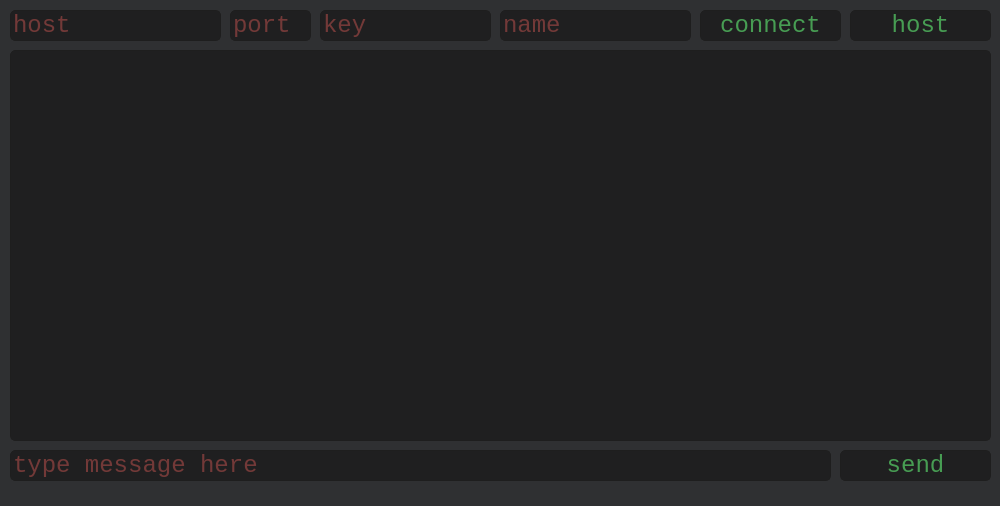
Above: frontend/messenger.ui from finallly/messanger before the change. Below: the same form after it.
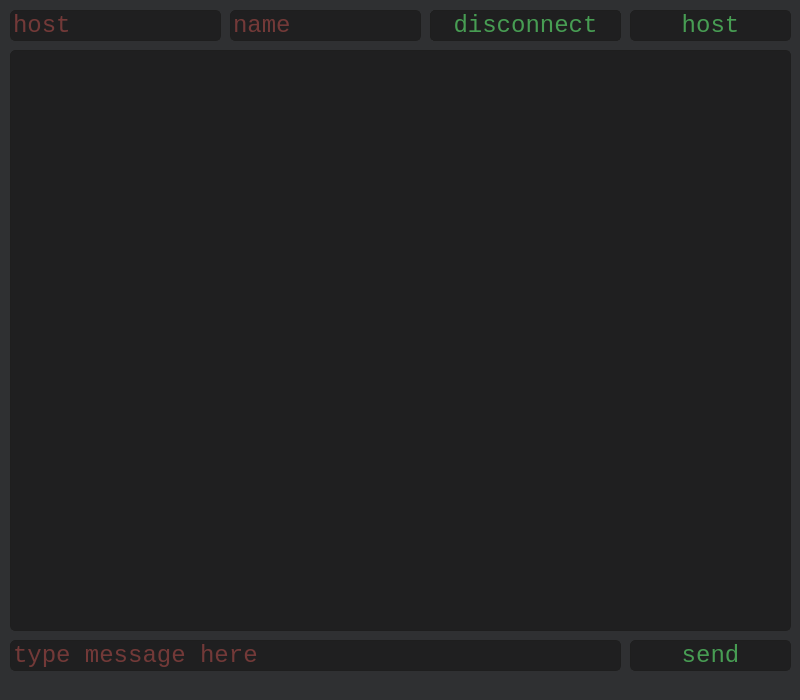
That is the form after the change.

Diff of the .ui file:
```diff
--- a/frontend/messenger.ui
+++ b/frontend/messenger.ui
@@ -6,20 +6,20 @@
    <rect>
     <x>0</x>
     <y>0</y>
-    <width>1000</width>
-    <height>506</height>
+    <width>800</width>
+    <height>700</height>
    </rect>
   </property>
   <property name="minimumSize">
    <size>
-    <width>1000</width>
-    <height>506</height>
+    <width>800</width>
+    <height>700</height>
    </size>
   </property>
   <property name="maximumSize">
    <size>
-    <width>1000</width>
-    <height>506</height>
+    <width>800</width>
+    <height>700</height>
    </size>
   </property>
   <property name="windowTitle">
@@ -34,8 +34,8 @@
      <rect>
       <x>10</x>
       <y>50</y>
-      <width>981</width>
-      <height>391</height>
+      <width>781</width>
+      <height>581</height>
      </rect>
     </property>
     <property name="palette">
@@ -252,9 +252,9 @@
    <widget class="QPushButton" name="button_host">
     <property name="geometry">
      <rect>
-      <x>850</x>
+      <x>630</x>
       <y>10</y>
-      <width>141</width>
+      <width>161</width>
       <height>31</height>
      </rect>
     </property>
@@ -515,233 +515,12 @@
      <bool>false</bool>
     </property>
    </widget>
-   <widget class="QLineEdit" name="port_field">
-    <property name="geometry">
-     <rect>
-      <x>230</x>
-      <y>10</y>
-      <width>81</width>
-      <height>31</height>
-     </rect>
-    </property>
-    <property name="palette">
-     <palette>
-      <active>
-       <colorrole role="WindowText">
-        <brush brushstyle="SolidPattern">
-         <color alpha="255">
-          <red>200</red>
-          <green>83</green>
-          <blue>79</blue>
-         </color>
-        </brush>
-       </colorrole>
-       <colorrole role="Button">
-        <brush brushstyle="SolidPattern">
-         <color alpha="255">
-          <red>31</red>
-          <green>31</green>
-          <blue>32</blue>
-         </color>
-        </brush>
-       </colorrole>
-       <colorrole role="Text">
-        <brush brushstyle="SolidPattern">
-         <color alpha="255">
-          <red>200</red>
-          <green>83</green>
-          <blue>79</blue>
-         </color>
-        </brush>
-       </colorrole>
-       <colorrole role="ButtonText">
-        <brush brushstyle="SolidPattern">
-         <color alpha="255">
-          <red>200</red>
-          <green>83</green>
-          <blue>79</blue>
-         </color>
-        </brush>
-       </colorrole>
-       <colorrole role="Base">
-        <brush brushstyle="SolidPattern">
-         <color alpha="255">
-          <red>31</red>
-          <green>31</green>
-          <blue>32</blue>
-         </color>
-        </brush>
-       </colorrole>
-       <colorrole role="Window">
-        <brush brushstyle="SolidPattern">
-         <color alpha="255">
-          <red>31</red>
-          <green>31</green>
-          <blue>32</blue>
-         </color>
-        </brush>
-       </colorrole>
-      </active>
-      <inactive>
-       <colorrole role="WindowText">
-        <brush brushstyle="SolidPattern">
-         <color alpha="255">
-          <red>200</red>
-          <green>83</green>
-          <blue>79</blue>
-         </color>
-        </brush>
-       </colorrole>
-       <colorrole role="Button">
-        <brush brushstyle="SolidPattern">
-         <color alpha="255">
-          <red>31</red>
-          <green>31</green>
-          <blue>32</blue>
-         </color>
-        </brush>
-       </colorrole>
-       <colorrole role="Text">
-        <brush brushstyle="SolidPattern">
-         <color alpha="255">
-          <red>200</red>
-          <green>83</green>
-          <blue>79</blue>
-         </color>
-        </brush>
-       </colorrole>
-       <colorrole role="ButtonText">
-        <brush brushstyle="SolidPattern">
-         <color alpha="255">
-          <red>200</red>
-          <green>83</green>
-          <blue>79</blue>
-         </color>
-        </brush>
-       </colorrole>
-       <colorrole role="Base">
-        <brush brushstyle="SolidPattern">
-         <color alpha="255">
-          <red>31</red>
-          <green>31</green>
-          <blue>32</blue>
-         </color>
-        </brush>
-       </colorrole>
-       <colorrole role="Window">
-        <brush brushstyle="SolidPattern">
-         <color alpha="255">
-          <red>31</red>
-          <green>31</green>
-          <blue>32</blue>
-         </color>
-        </brush>
-       </colorrole>
-      </inactive>
-      <disabled>
-       <colorrole role="WindowText">
-        <brush brushstyle="SolidPattern">
-         <color alpha="255">
-          <red>200</red>
-          <green>83</green>
-          <blue>79</blue>
-         </color>
-        </brush>
-       </colorrole>
-       <colorrole role="Button">
-        <brush brushstyle="SolidPattern">
-         <color alpha="255">
-          <red>31</red>
-          <green>31</green>
-          <blue>32</blue>
-         </color>
-        </brush>
-       </colorrole>
-       <colorrole role="Text">
-        <brush brushstyle="SolidPattern">
-         <color alpha="255">
-          <red>200</red>
-          <green>83</green>
-          <blue>79</blue>
-         </color>
-        </brush>
-       </colorrole>
-       <colorrole role="ButtonText">
-        <brush brushstyle="SolidPattern">
-         <color alpha="255">
-          <red>200</red>
-          <green>83</green>
-          <blue>79</blue>
-         </color>
-        </brush>
-       </colorrole>
-       <colorrole role="Base">
-        <brush brushstyle="SolidPattern">
-         <color alpha="255">
-          <red>31</red>
-          <green>31</green>
-          <blue>32</blue>
-         </color>
-        </brush>
-       </colorrole>
-       <colorrole role="Window">
-        <brush brushstyle="SolidPattern">
-         <color alpha="255">
-          <red>31</red>
-          <green>31</green>
-          <blue>32</blue>
-         </color>
-        </brush>
-       </colorrole>
-      </disabled>
-     </palette>
-    </property>
-    <property name="font">
-     <font>
-      <family>Consolas</family>
-      <pointsize>18</pointsize>
-     </font>
-    </property>
-    <property name="styleSheet">
-     <string notr="true">QLineEdit {
-  background-color: #1F1F20;
-  border-style: solid;
-  border: 1px solid #1e1e1e;
-  border-radius: 5;
-  padding: 1px 0px 1px 0px;
-  color: #c8534f;
-}
-
- QLineEdit:hover
-{
-    border: 2px solid #c8534f;
-    color: #c8534f;
-}
-
-QLineEdit[echoMode=&quot;2&quot;] {
-    lineedit-password-character: 9679;
-}
-</string>
-    </property>
-    <property name="maxLength">
-     <number>5</number>
-    </property>
-    <property name="echoMode">
-     <enum>QLineEdit::PasswordEchoOnEdit</enum>
-    </property>
-    <property name="placeholderText">
-     <string>port</string>
-    </property>
-    <property name="clearButtonEnabled">
-     <bool>false</bool>
-    </property>
-   </widget>
    <widget class="QPushButton" name="button_connect">
     <property name="geometry">
      <rect>
-      <x>700</x>
+      <x>430</x>
       <y>10</y>
-      <width>141</width>
+      <width>191</width>
       <height>31</height>
      </rect>
     </property>
@@ -781,230 +560,12 @@
      <bool>true</bool>
     </property>
    </widget>
-   <widget class="QLineEdit" name="key_field">
-    <property name="geometry">
-     <rect>
-      <x>320</x>
-      <y>10</y>
-      <width>171</width>
-      <height>31</height>
-     </rect>
-    </property>
-    <property name="palette">
-     <palette>
-      <active>
-       <colorrole role="WindowText">
-        <brush brushstyle="SolidPattern">
-         <color alpha="255">
-          <red>200</red>
-          <green>83</green>
-          <blue>79</blue>
-         </color>
-        </brush>
-       </colorrole>
-       <colorrole role="Button">
-        <brush brushstyle="SolidPattern">
-         <color alpha="255">
-          <red>31</red>
-          <green>31</green>
-          <blue>32</blue>
-         </color>
-        </brush>
-       </colorrole>
-       <colorrole role="Text">
-        <brush brushstyle="SolidPattern">
-         <color alpha="255">
-          <red>200</red>
-          <green>83</green>
-          <blue>79</blue>
-         </color>
-        </brush>
-       </colorrole>
-       <colorrole role="ButtonText">
-        <brush brushstyle="SolidPattern">
-         <color alpha="255">
-          <red>200</red>
-          <green>83</green>
-          <blue>79</blue>
-         </color>
-        </brush>
-       </colorrole>
-       <colorrole role="Base">
-        <brush brushstyle="SolidPattern">
-         <color alpha="255">
-          <red>31</red>
-          <green>31</green>
-          <blue>32</blue>
-         </color>
-        </brush>
-       </colorrole>
-       <colorrole role="Window">
-        <brush brushstyle="SolidPattern">
-         <color alpha="255">
-          <red>31</red>
-          <green>31</green>
-          <blue>32</blue>
-         </color>
-        </brush>
-       </colorrole>
-      </active>
-      <inactive>
-       <colorrole role="WindowText">
-        <brush brushstyle="SolidPattern">
-         <color alpha="255">
-          <red>200</red>
-          <green>83</green>
-          <blue>79</blue>
-         </color>
-        </brush>
-       </colorrole>
-       <colorrole role="Button">
-        <brush brushstyle="SolidPattern">
-         <color alpha="255">
-          <red>31</red>
-          <green>31</green>
-          <blue>32</blue>
-         </color>
-        </brush>
-       </colorrole>
-       <colorrole role="Text">
-        <brush brushstyle="SolidPattern">
-         <color alpha="255">
-          <red>200</red>
-          <green>83</green>
-          <blue>79</blue>
-         </color>
-        </brush>
-       </colorrole>
-       <colorrole role="ButtonText">
-        <brush brushstyle="SolidPattern">
-         <color alpha="255">
-          <red>200</red>
-          <green>83</green>
-          <blue>79</blue>
-         </color>
-        </brush>
-       </colorrole>
-       <colorrole role="Base">
-        <brush brushstyle="SolidPattern">
-         <color alpha="255">
-          <red>31</red>
-          <green>31</green>
-          <blue>32</blue>
-         </color>
-        </brush>
-       </colorrole>
-       <colorrole role="Window">
-        <brush brushstyle="SolidPattern">
-         <color alpha="255">
-          <red>31</red>
-          <green>31</green>
-          <blue>32</blue>
-         </color>
-        </brush>
-       </colorrole>
-      </inactive>
-      <disabled>
-       <colorrole role="WindowText">
-        <brush brushstyle="SolidPattern">
-         <color alpha="255">
-          <red>200</red>
-          <green>83</green>
-          <blue>79</blue>
-         </color>
-        </brush>
-       </colorrole>
-       <colorrole role="Button">
-        <brush brushstyle="SolidPattern">
-         <color alpha="255">
-          <red>31</red>
-          <green>31</green>
-          <blue>32</blue>
-         </color>
-        </brush>
-       </colorrole>
-       <colorrole role="Text">
-        <brush brushstyle="SolidPattern">
-         <color alpha="255">
-          <red>200</red>
-          <green>83</green>
-          <blue>79</blue>
-         </color>
-        </brush>
-       </colorrole>
-       <colorrole role="ButtonText">
-        <brush brushstyle="SolidPattern">
-         <color alpha="255">
-          <red>200</red>
-          <green>83</green>
-          <blue>79</blue>
-         </color>
-        </brush>
-       </colorrole>
-       <colorrole role="Base">
-        <brush brushstyle="SolidPattern">
-         <color alpha="255">
-          <red>31</red>
-          <green>31</green>
-          <blue>32</blue>
-         </color>
-        </brush>
-       </colorrole>
-       <colorrole role="Window">
-        <brush brushstyle="SolidPattern">
-         <color alpha="255">
-          <red>31</red>
-          <green>31</green>
-          <blue>32</blue>
-         </color>
-        </brush>
-       </colorrole>
-      </disabled>
-     </palette>
-    </property>
-    <property name="font">
-     <font>
-      <family>Consolas</family>
-      <pointsize>18</pointsize>
-     </font>
-    </property>
-    <property name="styleSheet">
-     <string notr="true">QLineEdit {
-  background-color: #1F1F20;
-  border-style: solid;
-  border: 1px solid #1e1e1e;
-  border-radius: 5;
-  padding: 1px 0px 1px 0px;
-  color: #c8534f;
-}
-
- QLineEdit:hover
-{
-    border: 2px solid #c8534f;
-    color: #c8534f;
-}
-
-QLineEdit[echoMode=&quot;2&quot;] {
-    lineedit-password-character: 9679;
-}
-</string>
-    </property>
-    <property name="echoMode">
-     <enum>QLineEdit::PasswordEchoOnEdit</enum>
-    </property>
-    <property name="placeholderText">
-     <string>key</string>
-    </property>
-    <property name="clearButtonEnabled">
-     <bool>false</bool>
-    </property>
-   </widget>
    <widget class="QLineEdit" name="message_field">
     <property name="geometry">
      <rect>
       <x>10</x>
-      <y>450</y>
-      <width>821</width>
+      <y>640</y>
+      <width>611</width>
       <height>31</height>
      </rect>
     </property>
@@ -1220,9 +781,9 @@
    <widget class="QPushButton" name="button_send">
     <property name="geometry">
      <rect>
-      <x>840</x>
-      <y>450</y>
-      <width>151</width>
+      <x>630</x>
+      <y>640</y>
+      <width>161</width>
       <height>31</height>
      </rect>
     </property>
@@ -1265,7 +826,7 @@
    <widget class="QLineEdit" name="name_field">
     <property name="geometry">
      <rect>
-      <x>500</x>
+      <x>230</x>
       <y>10</y>
       <width>191</width>
       <height>31</height>
@@ -1480,6 +1041,51 @@
      <bool>false</bool>
     </property>
    </widget>
+   <widget class="QPushButton" name="button_disconnect">
+    <property name="geometry">
+     <rect>
+      <x>430</x>
+      <y>10</y>
+      <width>191</width>
+      <height>31</height>
+     </rect>
+    </property>
+    <property name="font">
+     <font>
+      <family>Consolas</family>
+      <pointsize>18</pointsize>
+     </font>
+    </property>
+    <property name="cursor">
+     <cursorShape>PointingHandCursor</cursorShape>
+    </property>
+    <property name="styleSheet">
+     <string notr="true">QPushButton {
+  background-color: #1F1F20;
+  border-style: solid;
+  border: 1px solid #1e1e1e;
+  border-radius: 5;
+  padding: 1px 0px 1px 0px;
+  color:#479d53;
+}
+
+QPushButton:pressed {
+    background-color: #181819;
+}
+
+ QPushButton:hover
+{
+    border: 2px solid #479d53;
+    color: #479d53;
+}</string>
+    </property>
+    <property name="text">
+     <string>disconnect</string>
+    </property>
+    <property name="flat">
+     <bool>true</bool>
+    </property>
+   </widget>
   </widget>
   <widget class="QStatusBar" name="statusbar"/>
  </widget>
```
